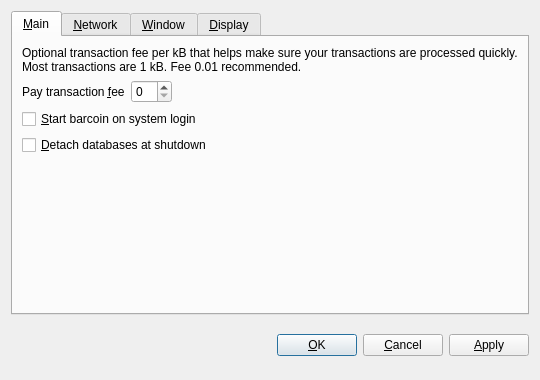
Above: src/qt/forms/optionsdialog.ui from liamd09/shoecoin before the change. Below: the same form after it.
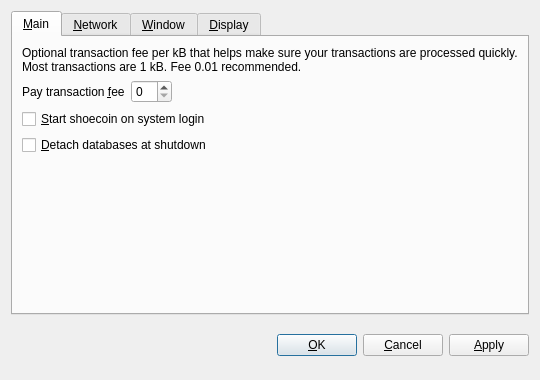
That is the form after the change. The open tabs and pages were chosen to show the change. Custom widgets are drawn as their Qt base class.

The edit to the form file:
```diff
--- a/src/qt/forms/optionsdialog.ui
+++ b/src/qt/forms/optionsdialog.ui
@@ -82,7 +82,7 @@
           <string>Automatically start barcoin after logging in to the system.</string>
          </property>
          <property name="text">
-          <string>&amp;Start barcoin on system login</string>
+          <string>&amp;Start shoecoin on system login</string>
          </property>
         </widget>
        </item>
```
Left out of the diff: 10 changed lines with no effect on the pictures.
